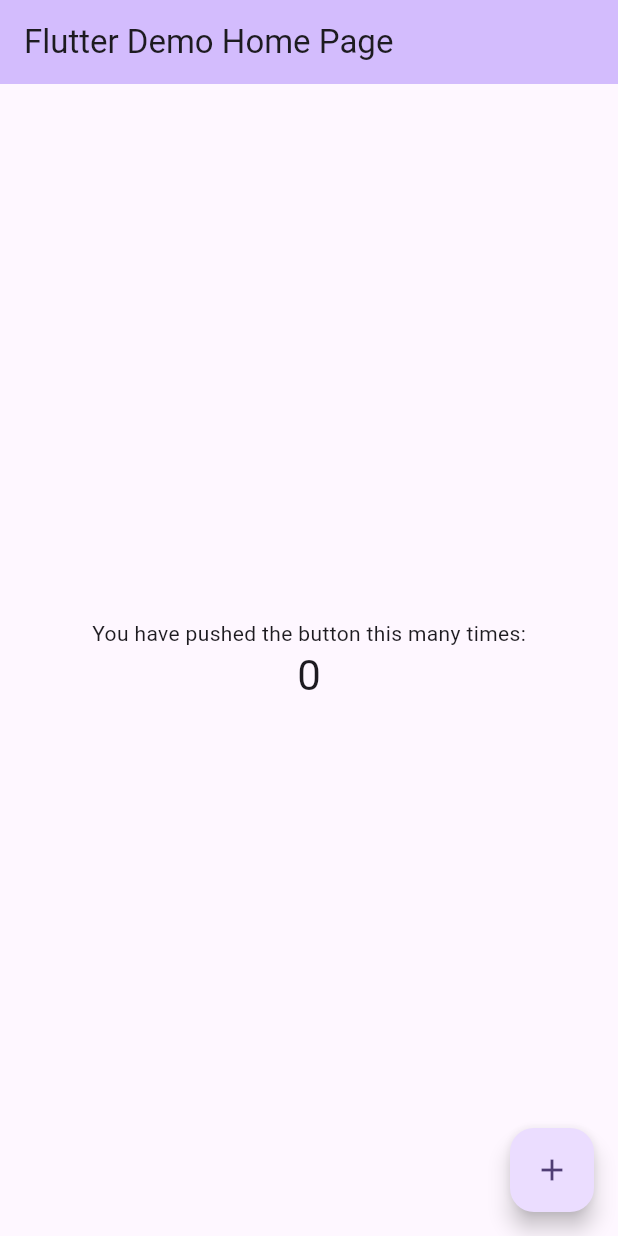
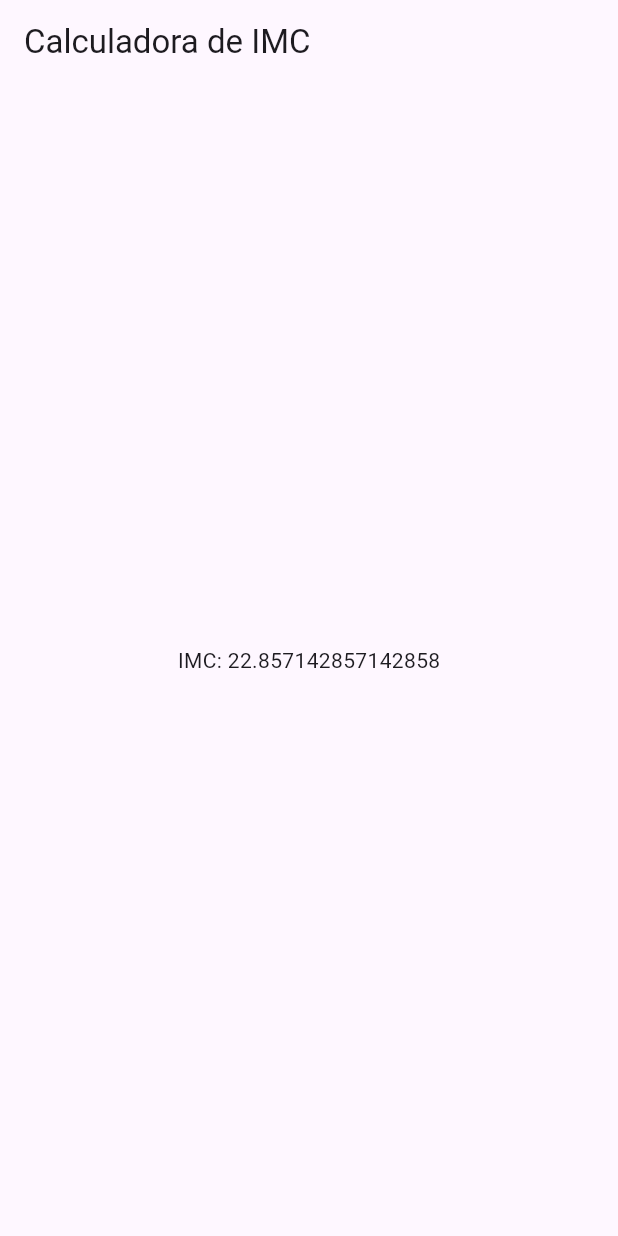
Before and after one commit to harcanjo/dio-flutter-imc-grid, a Flutter app: the screen it shows after launch, on a phone screen of 412 x 824 dp. Run offline on Flutter 3.47's test engine with Material 2 defaults, Android fonts, the phone set to English and light mode, and no system bars.

Commit message:
imc class and home layout

```diff
--- /dev/null
+++ b/lib/calcula_imc.dart
@@ -0,0 +1,10 @@
+class IMC {
+  double weight;
+  double height;
+
+  IMC({required this.weight, required this.height});
+
+  double calculate() {
+    return weight / (height * height);
+  }
+}
--- /dev/null
+++ b/lib/home.dart
@@ -0,0 +1,19 @@
+import 'package:flutter/material.dart';
+
+class MyHomePage extends StatelessWidget {
+  final double bmi;
+
+  const MyHomePage({super.key, required this.bmi});
+
+  @override
+  Widget build(BuildContext context) {
+    return Scaffold(
+      appBar: AppBar(
+        title: const Text('Calculadora de IMC'),
+      ),
+      body: Center(
+        child: Text('IMC: $bmi'),
+      ),
+    );
+  }
+}
--- a/lib/main.dart
+++ b/lib/main.dart
@@ -1,125 +1,28 @@
 import 'package:flutter/material.dart';
 
+import 'calcula_imc.dart';
+import 'home.dart';
+
 void main() {
-  runApp(const MyApp());
+  IMC imc = IMC(weight: 70, height: 1.75);
+  double bmi = imc.calculate();
+  runApp(MyApp(bmi: bmi));
 }
 
 class MyApp extends StatelessWidget {
-  const MyApp({super.key});
+  final double bmi;
 
-  // This widget is the root of your application.
+  const MyApp({super.key, required this.bmi});
+
   @override
   Widget build(BuildContext context) {
     return MaterialApp(
       title: 'Flutter Demo',
       theme: ThemeData(
-        // This is the theme of your application.
-        //
-        // TRY THIS: Try running your application with "flutter run". You'll see
-        // the application has a blue toolbar. Then, without quitting the app,
-        // try changing the seedColor in the colorScheme below to Colors.green
-        // and then invoke "hot reload" (save your changes or press the "hot
-        // reload" button in a Flutter-supported IDE, or press "r" if you used
-        // the command line to start the app).
-        //
-        // Notice that the counter didn't reset back to zero; the application
-        // state is not lost during the reload. To reset the state, use hot
-        // restart instead.
-        //
-        // This works for code too, not just values: Most code changes can be
-        // tested with just a hot reload.
         colorScheme: ColorScheme.fromSeed(seedColor: Colors.deepPurple),
         useMaterial3: true,
       ),
-      home: const MyHomePage(title: 'Flutter Demo Home Page'),
+      home: MyHomePage(bmi: bmi),
     );
   }
 }
-
-class MyHomePage extends StatefulWidget {
-  const MyHomePage({super.key, required this.title});
-
-  // This widget is the home page of your application. It is stateful, meaning
-  // that it has a State object (defined below) that contains fields that affect
-  // how it looks.
-
-  // This class is the configuration for the state. It holds the values (in this
-  // case the title) provided by the parent (in this case the App widget) and
-  // used by the build method of the State. Fields in a Widget subclass are
-  // always marked "final".
-
-  final String title;
-
-  @override
-  State<MyHomePage> createState() => _MyHomePageState();
-}
-
-class _MyHomePageState extends State<MyHomePage> {
-  int _counter = 0;
-
-  void _incrementCounter() {
-    setState(() {
-      // This call to setState tells the Flutter framework that something has
-      // changed in this State, which causes it to rerun the build method below
-      // so that the display can reflect the updated values. If we changed
-      // _counter without calling setState(), then the build method would not be
-      // called again, and so nothing would appear to happen.
-      _counter++;
-    });
-  }
-
-  @override
-  Widget build(BuildContext context) {
-    // This method is rerun every time setState is called, for instance as done
-    // by the _incrementCounter method above.
-    //
-    // The Flutter framework has been optimized to make rerunning build methods
-    // fast, so that you can just rebuild anything that needs updating rather
-    // than having to individually change instances of widgets.
-    return Scaffold(
-      appBar: AppBar(
-        // TRY THIS: Try changing the color here to a specific color (to
-        // Colors.amber, perhaps?) and trigger a hot reload to see the AppBar
-        // change color while the other colors stay the same.
-        backgroundColor: Theme.of(context).colorScheme.inversePrimary,
-        // Here we take the value from the MyHomePage object that was created by
-        // the App.build method, and use it to set our appbar title.
-        title: Text(widget.title),
-      ),
-      body: Center(
-        // Center is a layout widget. It takes a single child and positions it
-        // in the middle of the parent.
-        child: Column(
-          // Column is also a layout widget. It takes a list of children and
-          // arranges them vertically. By default, it sizes itself to fit its
-          // children horizontally, and tries to be as tall as its parent.
-          //
-          // Column has various properties to control how it sizes itself and
-          // how it positions its children. Here we use mainAxisAlignment to
-          // center the children vertically; the main axis here is the vertical
-          // axis because Columns are vertical (the cross axis would be
-          // horizontal).
-          //
-          // TRY THIS: Invoke "debug painting" (choose the "Toggle Debug Paint"
-          // action in the IDE, or press "p" in the console), to see the
-          // wireframe for each widget.
-          mainAxisAlignment: MainAxisAlignment.center,
-          children: <Widget>[
-            const Text(
-              'You have pushed the button this many times:',
-            ),
-            Text(
-              '$_counter',
-              style: Theme.of(context).textTheme.headlineMedium,
-            ),
-          ],
-        ),
-      ),
-      floatingActionButton: FloatingActionButton(
-        onPressed: _incrementCounter,
-        tooltip: 'Increment',
-        child: const Icon(Icons.add),
-      ), // This trailing comma makes auto-formatting nicer for build methods.
-    );
-  }
-}
```
